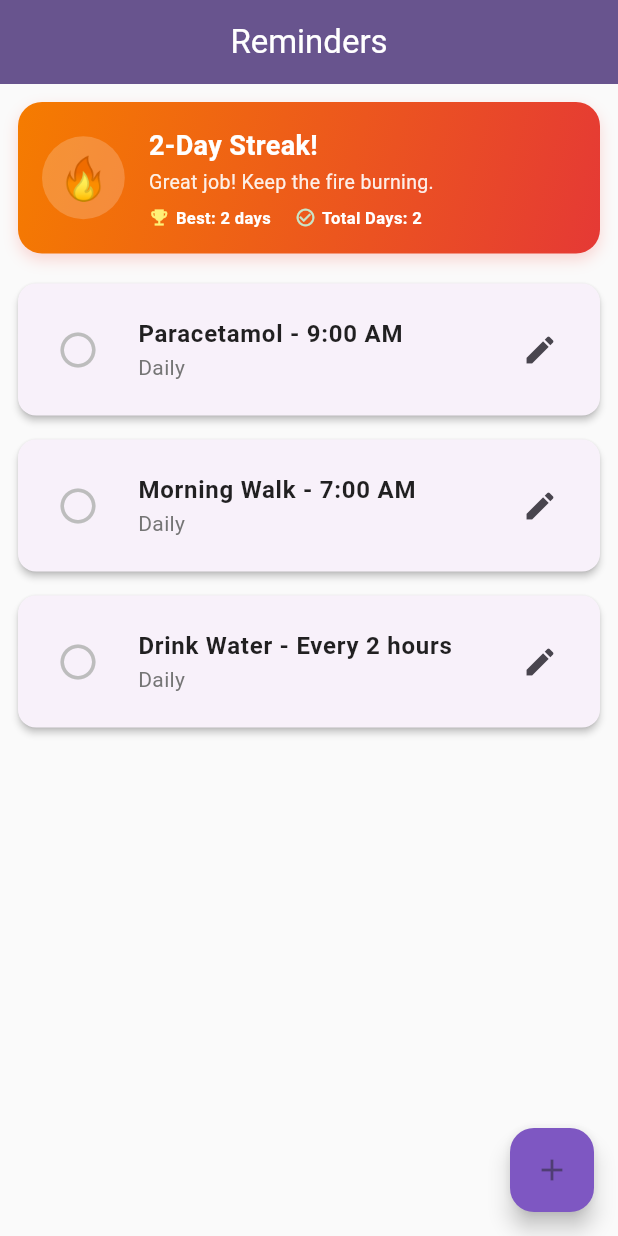
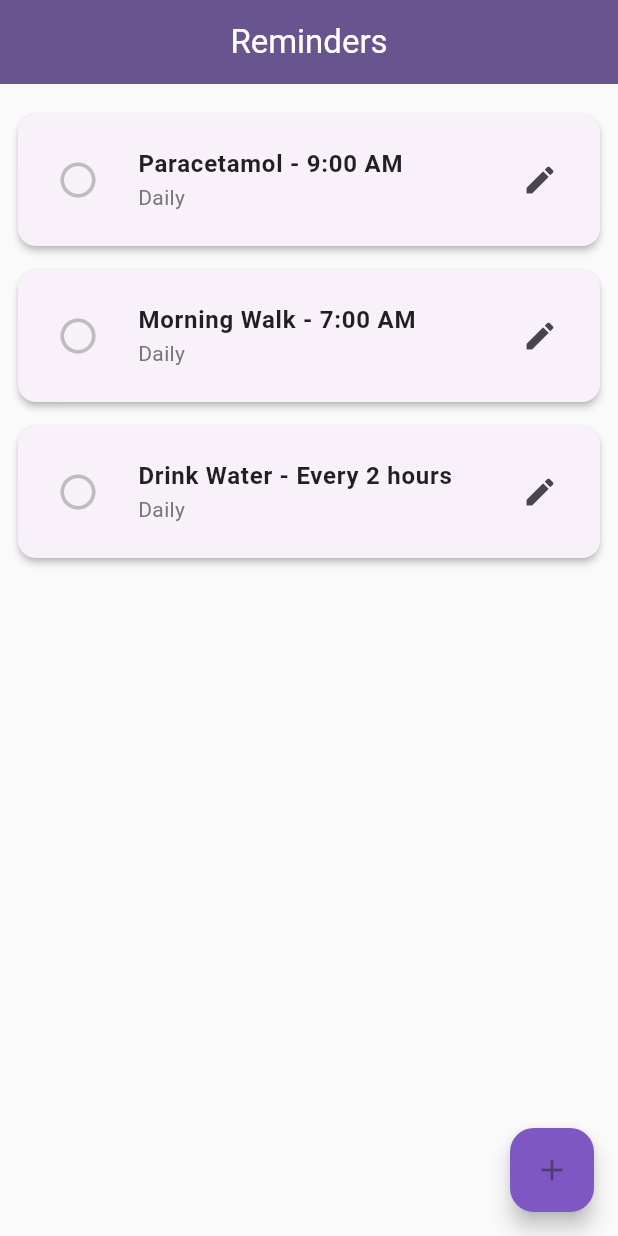
Before and after one commit to sardarfahadali18-wq/fellowship-project-1, a Flutter app: the screen it shows after launch, on a phone screen of 412 x 824 dp. Run offline on Flutter 3.47's test engine with Material 3 defaults, Android fonts, the phone set to English and light mode, and no system bars; our stand-ins replace shared_preferences.

Commit message:
feat: remove streak banner GUI and fix smoke test title

```diff
--- a/lib/screens/home_screen.dart
+++ b/lib/screens/home_screen.dart
@@ -49,107 +49,6 @@ class _HomeScreenState extends State<HomeScreen> {
     }
   }
 
-  Widget _buildStreakBanner() {
-    final streak = StreakService.instance.getStreakCount();
-    final bestStreak = StreakService.instance.getBestStreakCount();
-    final totalCompleted = StreakService.instance.getTotalCompletedDays();
-
-    return Container(
-      width: double.infinity,
-      padding: const EdgeInsets.all(16.0),
-      decoration: BoxDecoration(
-        gradient: LinearGradient(
-          colors: [Colors.orange.shade700, Colors.red.shade600],
-          begin: Alignment.topLeft,
-          end: Alignment.bottomRight,
-        ),
-        borderRadius: BorderRadius.circular(16),
-        boxShadow: [
-          BoxShadow(
-            color: Colors.red.withOpacity(0.2),
-            blurRadius: 8,
-            offset: const Offset(0, 4),
-          ),
-        ],
-      ),
-      child: Row(
-        children: [
-          Container(
-            padding: const EdgeInsets.all(10),
-            decoration: BoxDecoration(
-              color: Colors.white.withOpacity(0.2),
-              shape: BoxShape.circle,
-            ),
-            child: const Text(
-              '🔥',
-              style: TextStyle(fontSize: 28),
-            ),
-          ),
-          const SizedBox(width: 16),
-          Expanded(
-            child: Column(
-              crossAxisAlignment: CrossAxisAlignment.start,
-              children: [
-                Text(
-                  streak == 0 ? 'Start Your Streak!' : '$streak-Day Streak!',
-                  style: const TextStyle(
-                    color: Colors.white,
-                    fontSize: 18,
-                    fontWeight: FontWeight.bold,
-                  ),
-                ),
-                const SizedBox(height: 2),
-                Text(
-                  streak == 0
-                      ? 'Complete a reminder today to light the fire.'
-                      : 'Great job! Keep the fire burning.',
-                  style: TextStyle(
-                    color: Colors.white.withOpacity(0.9),
-                    fontSize: 13,
-                  ),
-                ),
-                const SizedBox(height: 6),
-                Row(
-                  children: [
-                    Icon(
-                      Icons.emoji_events,
-                      color: Colors.yellow[300],
-                      size: 14,
-                    ),
-                    const SizedBox(width: 4),
-                    Text(
-                      'Best: $bestStreak days',
-                      style: const TextStyle(
-                        color: Colors.white,
-                        fontSize: 11,
-                        fontWeight: FontWeight.w600,
-                      ),
-                    ),
-                    const SizedBox(width: 16),
-                    Icon(
-                      Icons.check_circle_outline,
-                      color: Colors.green[100],
-                      size: 14,
-                    ),
-                    const SizedBox(width: 4),
-                    Text(
-                      'Total Days: $totalCompleted',
-                      style: const TextStyle(
-                        color: Colors.white,
-                        fontSize: 11,
-                        fontWeight: FontWeight.w600,
-                      ),
-                    ),
-                  ],
-                ),
-              ],
-            ),
-          ),
-        ],
-      ),
-    );
-  }
-
   @override
   Widget build(BuildContext context) {
     return Scaffold(
@@ -160,11 +59,6 @@ class _HomeScreenState extends State<HomeScreen> {
       ),
       body: Padding(
         padding: const EdgeInsets.all(12.0),
-        child: Column(
-          children: [
-            _buildStreakBanner(),
-            const SizedBox(height: 12),
-            Expanded(
         child: ListView.builder(
           itemCount: reminders.length,
           itemBuilder: (ctx, i) {
@@ -222,9 +116,6 @@ class _HomeScreenState extends State<HomeScreen> {
           },
         ),
       ),
-          ],
-        ),
-      ),
       floatingActionButton: FloatingActionButton(
         onPressed: () => _openAddReminder(),
         child: const Icon(Icons.add),
```
Also changed, not shown: 2 other files. Lines whose indentation alone changed are shown as unchanged.
